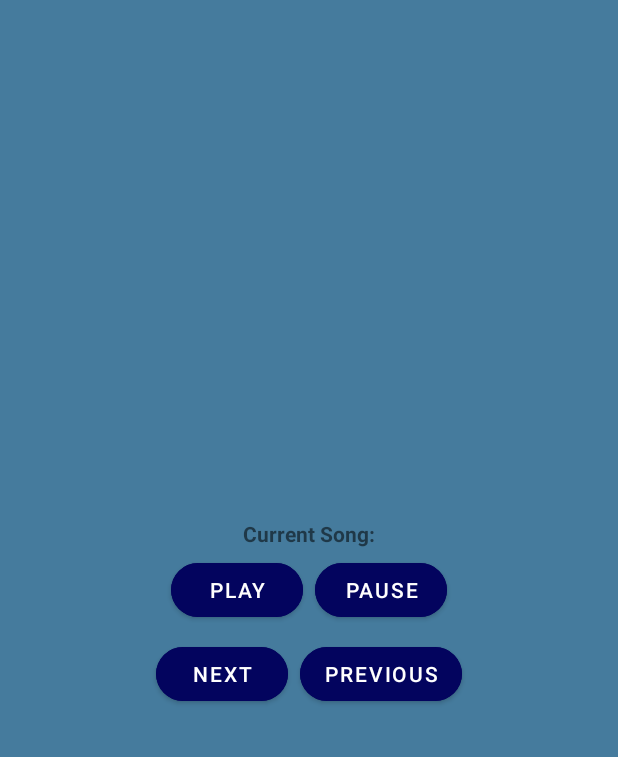
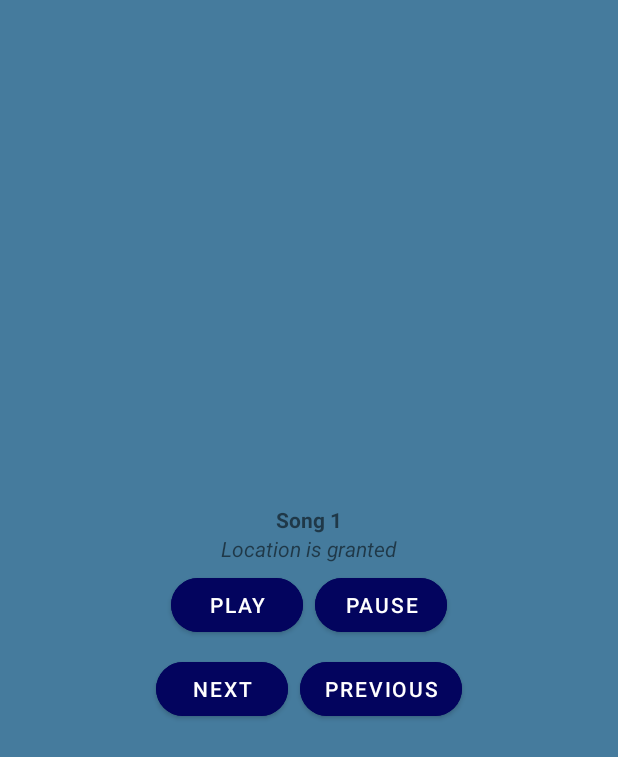
Before and after one commit to brkrnd/SENG449-Examnwe1, an Android app: the screen it shows after launch (MainActivity), after a tap on "PLAY", on a phone screen of 412 x 824 dp. Shown: the top 757 px of the screen. Run offline under Robolectric (Android 15) with nearby library versions, the phone set to English and light mode, and no system bars.

Commit message:
LocationManager added

```diff
--- /dev/null
+++ b/app/src/main/java/com/example/seng449_exam/LocationManager.java
@@ -0,0 +1,18 @@
+package com.example.seng449_exam;
+
+import android.Manifest;
+import android.content.pm.PackageManager;
+import android.location.Location;
+import android.widget.TextView;
+
+import androidx.core.app.ActivityCompat;
+
+import com.google.android.gms.location.FusedLocationProviderClient;
+import com.google.android.gms.location.LocationServices;
+import com.google.android.gms.tasks.OnSuccessListener;
+
+import java.util.concurrent.Executor;
+
+public class LocationManager {
+
+}
--- a/app/src/main/java/com/example/seng449_exam/MainActivity.java
+++ b/app/src/main/java/com/example/seng449_exam/MainActivity.java
@@ -1,5 +1,8 @@
 package com.example.seng449_exam;
 
+import androidx.activity.result.ActivityResultLauncher;
+import androidx.activity.result.contract.ActivityResultContracts;
+import androidx.annotation.RequiresApi;
 import androidx.appcompat.app.AppCompatActivity;
 import androidx.core.app.ActivityCompat;
 
@@ -7,6 +10,7 @@ import android.Manifest;
 import android.content.Intent;
 import android.content.pm.PackageManager;
 import android.location.Location;
+import android.os.Build;
 import android.os.Bundle;
 import android.view.View;
 import android.widget.Button;
@@ -21,6 +25,7 @@ public class MainActivity extends AppCompatActivity {
 
     private FusedLocationProviderClient fusedLocationClient;
 
+    @RequiresApi(api = Build.VERSION_CODES.N)
     @Override
     protected void onCreate(Bundle savedInstanceState) {
         super.onCreate(savedInstanceState);
@@ -30,39 +35,19 @@ public class MainActivity extends AppCompatActivity {
         Button pauseButton = findViewById(R.id.pauseButton);
         Button nextSongButton = findViewById(R.id.nextSongButton);
         Button previousSongButton = findViewById(R.id.previousSongButton);
-        TextView currentSongText = findViewById(R.id.currentSongText);
+        TextView currentSongTextView = findViewById(R.id.currentSongTextView);
 
         if (getSupportActionBar() != null) {
             getSupportActionBar().hide();
         }
 
-        fusedLocationClient = LocationServices.getFusedLocationProviderClient(this);
-
-        if (ActivityCompat.checkSelfPermission(this, Manifest.permission.ACCESS_FINE_LOCATION) != PackageManager.PERMISSION_GRANTED && ActivityCompat.checkSelfPermission(this, Manifest.permission.ACCESS_COARSE_LOCATION) != PackageManager.PERMISSION_GRANTED) {
-            // TODO: Consider calling
-            //    ActivityCompat#requestPermissions
-            // here to request the missing permissions, and then overriding
-            //   public void onRequestPermissionsResult(int requestCode, String[] permissions,
-            //                                          int[] grantResults)
-            // to handle the case where the user grants the permission. See the documentation
-            // for ActivityCompat#requestPermissions for more details.
-            return;
-        }
-        fusedLocationClient.getLastLocation()
-                .addOnSuccessListener(this, new OnSuccessListener<Location>() {
-                    @Override
-                    public void onSuccess(Location location) {
-                        // Got last known location. In some rare situations this can be null.
-                        if (location != null) {
-                            // Logic to handle location object
-                        }
-                    }
-                });
+        locationOperation();
 
         playButton.setOnClickListener(new View.OnClickListener() {
             @Override
             public void onClick(View v) {
                 startMusicService();
+                currentSongTextView.setText("Song 1");
             }
         });
 
@@ -93,4 +78,54 @@ public class MainActivity extends AppCompatActivity {
         Intent song1service = new Intent(this,MusicService.class);
         startService(song1service);
     }
+
+    @RequiresApi(api = Build.VERSION_CODES.N)
+    private void locationOperation(){
+        fusedLocationClient = LocationServices.getFusedLocationProviderClient(this);
+
+        TextView userLocationTextView = findViewById(R.id.userLocationTextView);
+
+        ActivityResultLauncher<String[]> locationPermissionRequest =
+                registerForActivityResult(new ActivityResultContracts
+                                .RequestMultiplePermissions(), result -> {
+                            Boolean fineLocationGranted = result.getOrDefault(
+                                    Manifest.permission.ACCESS_FINE_LOCATION, false);
+                            Boolean coarseLocationGranted = result.getOrDefault(
+                                    Manifest.permission.ACCESS_COARSE_LOCATION,false);
+                            if (fineLocationGranted != null && fineLocationGranted) {
+                                // Precise location access granted.
+                                userLocationTextView.setText("Location is granted");
+                            } else if (coarseLocationGranted != null && coarseLocationGranted) {
+                                // Only approximate location access granted.
+                            } else {
+                                // No location access granted.
+                            }
+                        }
+                );
+        locationPermissionRequest.launch(new String[] {
+                Manifest.permission.ACCESS_FINE_LOCATION,
+                Manifest.permission.ACCESS_COARSE_LOCATION
+        });
+
+        if (ActivityCompat.checkSelfPermission(this, Manifest.permission.ACCESS_FINE_LOCATION) != PackageManager.PERMISSION_GRANTED && ActivityCompat.checkSelfPermission(this, Manifest.permission.ACCESS_COARSE_LOCATION) != PackageManager.PERMISSION_GRANTED) {
+            // TODO: Consider calling
+            //    ActivityCompat#requestPermissions
+            // here to request the missing permissions, and then overriding
+            //   public void onRequestPermissionsResult(int requestCode, String[] permissions,
+            //                                          int[] grantResults)
+            // to handle the case where the user grants the permission. See the documentation
+            // for ActivityCompat#requestPermissions for more details.
+            return;
+        }
+        fusedLocationClient.getLastLocation()
+                .addOnSuccessListener(this, new OnSuccessListener<Location>() {
+                    @Override
+                    public void onSuccess(Location location) {
+                        if (location != null) {
+                            // Logic to handle location object
+                            userLocationTextView.setText("");
+                        }
+                    }
+                });
+    }
 }
--- /dev/null
+++ b/app/src/main/java/com/example/seng449_exam/SongManager.java
@@ -0,0 +1,9 @@
+package com.example.seng449_exam;
+
+public class SongManager {
+
+    public String[][] songList = {
+
+    };
+
+}
--- a/app/src/main/res/layout/activity_main.xml
+++ b/app/src/main/res/layout/activity_main.xml
@@ -11,11 +11,17 @@
     android:background="@color/bg">
 
     <TextView
-        android:id="@+id/currentSongText"
+        android:id="@+id/currentSongTextView"
         android:layout_width="wrap_content"
         android:layout_height="wrap_content"
         android:text="Current Song:"
         android:textStyle="bold"/>
+    <TextView
+        android:id="@+id/userLocationTextView"
+        android:layout_width="wrap_content"
+        android:layout_height="wrap_content"
+        android:text="user Location"
+        android:textStyle="italic"/>
 
     <LinearLayout
         android:layout_width="match_parent"
```
